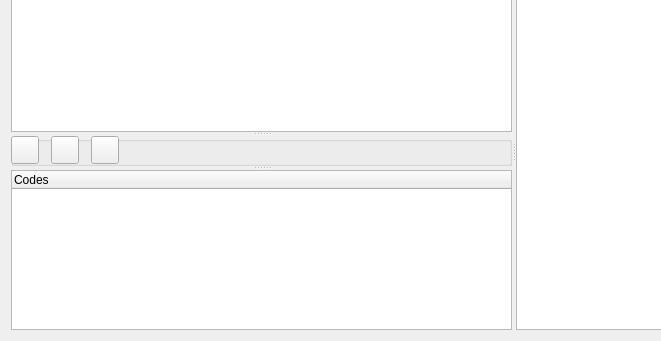
Above: GUI_UIs/ui_dialog_code_av.ui from ccbogel/QualCoder before the change; both pictures show x 0 to 661 and y 255 to 596 of the 1027 by 596 pixel window. Below: the same form after it.
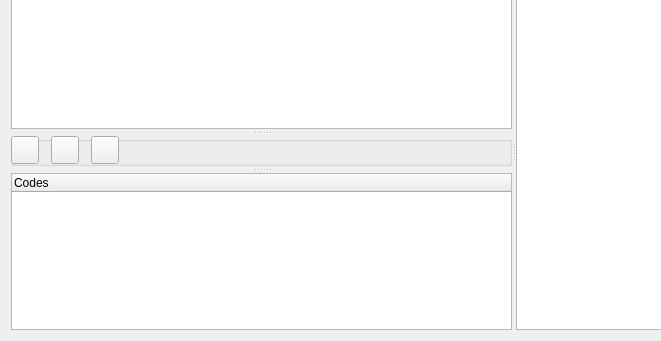
That is the form after the change.

Commit message: wider splitter handles

The edit to the form file:
```diff
--- a/GUI_UIs/ui_dialog_code_av.ui
+++ b/GUI_UIs/ui_dialog_code_av.ui
@@ -378,6 +378,9 @@
       <property name="orientation">
        <enum>Qt::Vertical</enum>
       </property>
+      <property name="handleWidth">
+       <number>7</number>
+      </property>
       <widget class="QListWidget" name="listWidget"/>
       <widget class="QGroupBox" name="groupBox_file_buttons">
           <property name="minimumSize">
```
Lines whose indentation alone changed are shown as unchanged. The commit also changes 2 other files.
